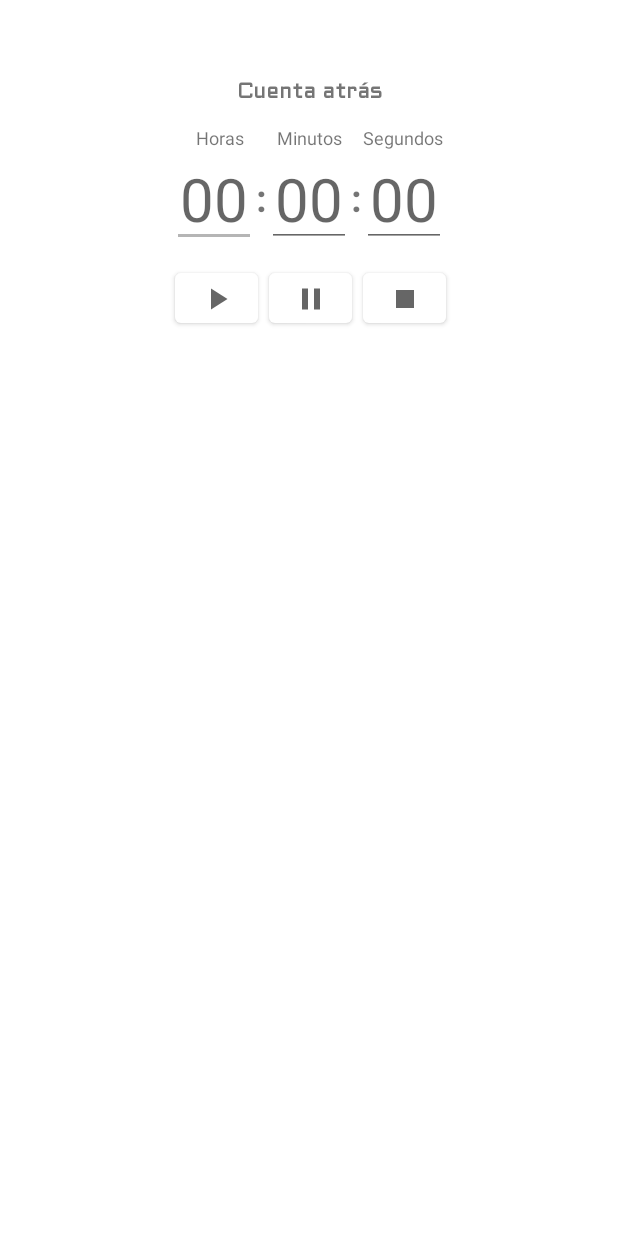
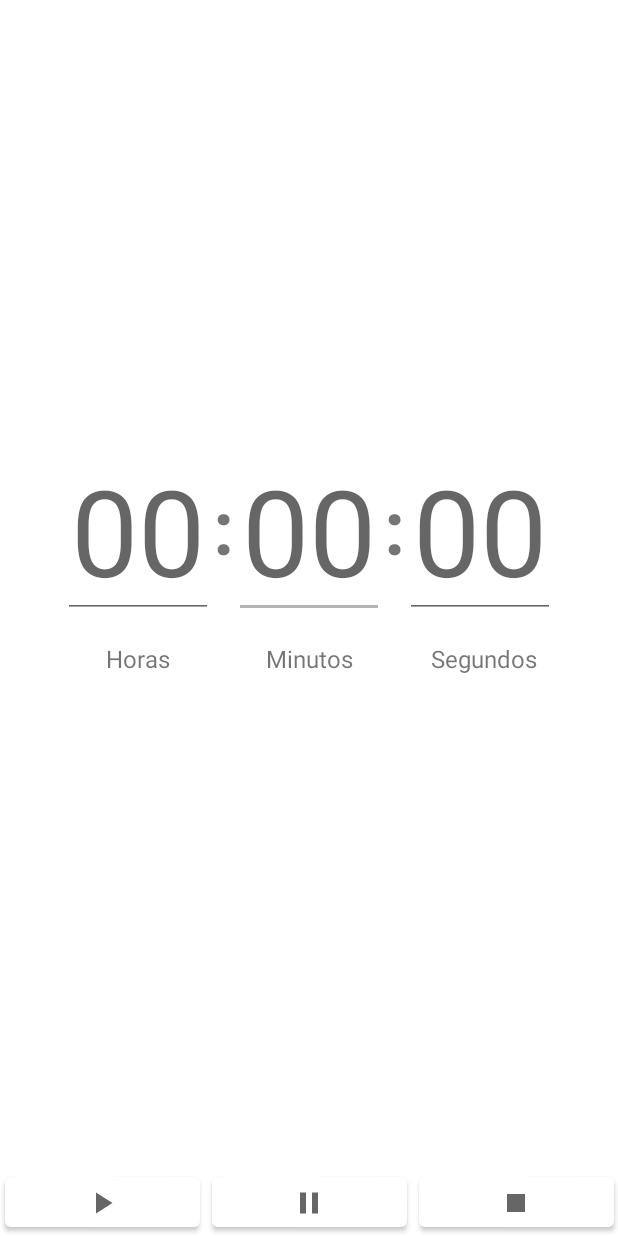
Before and after one commit to Ander-RL/Chronos, an Android app: the layout fragment_tab_crono.xml on its own in the app's theme, with its tools: preview values and no code run, on a phone screen of 412 x 824 dp. Run offline under Robolectric (Android 15) with nearby library versions, the phone set to English and light mode, and no system bars.

Commit message:
UI Crono actualizado

```diff
--- a/app/src/main/res/layout/fragment_tab_crono.xml
+++ b/app/src/main/res/layout/fragment_tab_crono.xml
@@ -6,151 +6,133 @@
     android:layout_height="match_parent"
     tools:context=".fragments.TabFragmentCrono">
 
-    <EditText
-        android:id="@+id/et_crono_hora"
+    <androidx.constraintlayout.widget.Guideline
+        android:id="@+id/guideline_horizontal_crono"
         android:layout_width="wrap_content"
         android:layout_height="wrap_content"
-        android:layout_marginTop="100dp"
+        android:orientation="horizontal"
+        app:layout_constraintGuide_percent="0.5" />
+
+    <EditText
+        android:id="@+id/et_crono_min"
+        android:layout_width="wrap_content"
+        android:layout_height="wrap_content"
         android:autofillHints="@string/et_crono"
         android:cursorVisible="false"
         android:hint="@string/et_crono"
         android:inputType="number"
         android:padding="5dp"
-        android:textSize="40sp"
-        app:layout_constraintEnd_toStartOf="@+id/et_dos_puntos_1"
-        app:layout_constraintTop_toTopOf="parent" />
+        android:textSize="80sp"
+        app:layout_constraintBottom_toTopOf="@+id/guideline_horizontal_crono"
+        app:layout_constraintEnd_toEndOf="parent"
+        app:layout_constraintHorizontal_bias="0.5"
+        app:layout_constraintStart_toStartOf="parent" />
 
     <EditText
-        android:id="@+id/et_crono_min"
+        android:id="@+id/et_crono_hora"
         android:layout_width="wrap_content"
         android:layout_height="wrap_content"
-        android:layout_marginTop="100dp"
         android:autofillHints="@string/et_crono"
         android:cursorVisible="false"
         android:hint="@string/et_crono"
         android:inputType="number"
         android:padding="5dp"
-        android:textSize="40sp"
-        app:layout_constraintEnd_toEndOf="parent"
-        app:layout_constraintStart_toStartOf="parent"
-        app:layout_constraintTop_toTopOf="parent" />
+        android:textSize="80sp"
+        app:layout_constraintBaseline_toBaselineOf="@+id/et_crono_min"
+        app:layout_constraintEnd_toStartOf="@+id/et_dos_puntos_1" />
+
+    <TextView
+        android:id="@+id/et_dos_puntos_1"
+        android:layout_width="wrap_content"
+        android:layout_height="wrap_content"
+        android:layout_marginBottom="28dp"
+        android:text="@string/et_dos_puntos"
+        android:textSize="50sp"
+        android:textStyle="bold"
+        app:layout_constraintBottom_toTopOf="@+id/guideline_horizontal_crono"
+        app:layout_constraintEnd_toStartOf="@+id/et_crono_min" />
+
+    <TextView
+        android:id="@+id/tv_dos_puntos_2"
+        android:layout_width="wrap_content"
+        android:layout_height="wrap_content"
+        android:text="@string/et_dos_puntos"
+        android:textSize="50sp"
+        android:textStyle="bold"
+        app:layout_constraintBaseline_toBaselineOf="@+id/et_dos_puntos_1"
+        app:layout_constraintStart_toEndOf="@+id/et_crono_min" />
 
     <EditText
         android:id="@+id/et_crono_seg"
         android:layout_width="wrap_content"
         android:layout_height="wrap_content"
-        android:layout_marginStart="7dp"
-        android:layout_marginTop="100dp"
         android:autofillHints="@string/et_crono"
         android:cursorVisible="false"
         android:hint="@string/et_crono"
         android:inputType="number"
         android:padding="5dp"
-        android:textSize="40sp"
-        app:layout_constraintStart_toEndOf="@+id/et_crono_min"
-        app:layout_constraintTop_toTopOf="parent" />
+        android:textSize="80sp"
+        app:layout_constraintBaseline_toBaselineOf="@+id/et_crono_min"
+        app:layout_constraintStart_toEndOf="@+id/tv_dos_puntos_2" />
 
     <TextView
-        android:id="@+id/et_dos_puntos_1"
+        android:id="@+id/tv_crono_min"
         android:layout_width="wrap_content"
         android:layout_height="wrap_content"
-        android:layout_marginTop="114dp"
-        android:text="@string/et_dos_puntos"
-        android:textSize="25sp"
-        android:textStyle="bold"
-        app:layout_constraintEnd_toStartOf="@+id/et_crono_min"
-        app:layout_constraintTop_toTopOf="parent" />
+        android:layout_marginTop="16dp"
+        android:text="@string/tv_crono_min"
+        android:textSize="16sp"
+        app:layout_constraintEnd_toEndOf="parent"
+        app:layout_constraintStart_toStartOf="parent"
+        app:layout_constraintTop_toBottomOf="@+id/et_crono_min" />
 
     <TextView
-        android:id="@+id/tv_dos_puntos_2"
+        android:id="@+id/tv_crono_seg"
         android:layout_width="wrap_content"
         android:layout_height="wrap_content"
-        android:layout_marginTop="114dp"
-        android:text="@string/et_dos_puntos"
-        android:textSize="25sp"
-        android:textStyle="bold"
-        app:layout_constraintStart_toEndOf="@+id/et_crono_min"
-        app:layout_constraintTop_toTopOf="parent" />
+        android:layout_marginStart="52dp"
+        android:text="@string/tv_crono_seg"
+        android:textSize="16sp"
+        app:layout_constraintBaseline_toBaselineOf="@+id/tv_crono_min"
+        app:layout_constraintStart_toEndOf="@+id/tv_crono_min" />
 
     <TextView
         android:id="@+id/tv_crono_hora"
         android:layout_width="wrap_content"
         android:layout_height="wrap_content"
-        android:layout_marginEnd="22dp"
+        android:layout_marginEnd="64dp"
         android:text="@string/tv_crono_hora"
-        android:textSize="12sp"
-        app:layout_constraintBottom_toTopOf="@+id/et_crono_hora"
-        app:layout_constraintEnd_toStartOf="@+id/tv_crono_min"
-        app:layout_constraintTop_toTopOf="parent"
-        app:layout_constraintVertical_bias="1.0" />
+        android:textSize="16sp"
+        app:layout_constraintBaseline_toBaselineOf="@+id/tv_crono_min"
+        app:layout_constraintEnd_toStartOf="@+id/tv_crono_min" />
 
-    <TextView
-        android:id="@+id/tv_crono_min"
-        android:layout_width="wrap_content"
-        android:layout_height="wrap_content"
-        android:text="@string/tv_crono_min"
-        android:textSize="12sp"
-        app:layout_constraintBottom_toTopOf="@+id/et_crono_hora"
+    <com.google.android.material.button.MaterialButton
+        android:id="@+id/btn_crono_pause"
+        android:layout_width="130dp"
+        android:layout_height="45dp"
+        android:drawableBottom="@drawable/ic_pause"
+        app:layout_constraintBottom_toBottomOf="parent"
         app:layout_constraintEnd_toEndOf="parent"
         app:layout_constraintStart_toStartOf="parent"
         app:layout_constraintTop_toTopOf="parent"
-        app:layout_constraintVertical_bias="1.0" />
+        app:layout_constraintVertical_bias="1" />
 
-    <TextView
-        android:id="@+id/tv_crono_seg"
-        android:layout_width="wrap_content"
-        android:layout_height="wrap_content"
-        android:layout_marginStart="14dp"
-        android:text="@string/tv_crono_seg"
-        android:textSize="12sp"
-        app:layout_constraintBottom_toTopOf="@+id/et_crono_hora"
-        app:layout_constraintStart_toEndOf="@+id/tv_crono_min"
-        app:layout_constraintTop_toTopOf="parent"
-        app:layout_constraintVertical_bias="1.0" />
+    <com.google.android.material.button.MaterialButton
+        android:id="@+id/btn_crono_stop"
+        android:layout_width="130dp"
+        android:layout_height="45dp"
+        android:layout_marginStart="8dp"
+        android:drawableBottom="@drawable/ic_stop"
+        app:layout_constraintBaseline_toBaselineOf="@+id/btn_crono_pause"
+        app:layout_constraintStart_toEndOf="@+id/btn_crono_pause" />
 
     <com.google.android.material.button.MaterialButton
         android:id="@+id/btn_crono_start"
-        android:layout_width="55dp"
+        android:layout_width="130dp"
         android:layout_height="45dp"
-        android:layout_marginTop="176dp"
-        android:layout_marginEnd="7dp"
+        android:layout_marginEnd="8dp"
         android:drawableBottom="@drawable/ic_play"
-        app:layout_constraintEnd_toStartOf="@+id/btn_crono_pause"
-        app:layout_constraintTop_toTopOf="parent" />
-
-    <com.google.android.material.button.MaterialButton
-        android:id="@+id/btn_crono_pause"
-        android:layout_width="55dp"
-        android:layout_height="45dp"
-        android:layout_marginStart="7dp"
-        android:layout_marginTop="176dp"
-        android:drawableBottom="@drawable/ic_pause"
-        app:layout_constraintEnd_toEndOf="parent"
-        app:layout_constraintHorizontal_bias="0.493"
-        app:layout_constraintStart_toStartOf="parent"
-        app:layout_constraintTop_toTopOf="parent" />
-
-    <com.google.android.material.button.MaterialButton
-        android:id="@+id/btn_crono_stop"
-        android:layout_width="55dp"
-        android:layout_height="45dp"
-        android:layout_marginStart="7dp"
-        android:layout_marginTop="176dp"
-        android:drawableBottom="@drawable/ic_stop"
-        app:layout_constraintStart_toEndOf="@+id/btn_crono_pause"
-        app:layout_constraintTop_toTopOf="parent" />
-
-    <TextView
-        android:id="@+id/tv_crono_cuenta_atras"
-        android:layout_width="wrap_content"
-        android:layout_height="wrap_content"
-        android:layout_marginBottom="12dp"
-        android:fontFamily="@font/aldrich"
-        android:text="@string/tv_crono_cuenta_atras"
-        android:textStyle="bold"
-        app:layout_constraintBottom_toTopOf="@+id/tv_crono_min"
-        app:layout_constraintEnd_toEndOf="parent"
-        app:layout_constraintStart_toStartOf="parent" />
-
+        app:layout_constraintBaseline_toBaselineOf="@+id/btn_crono_pause"
+        app:layout_constraintEnd_toStartOf="@+id/btn_crono_pause" />
 
 </androidx.constraintlayout.widget.ConstraintLayout>
```
